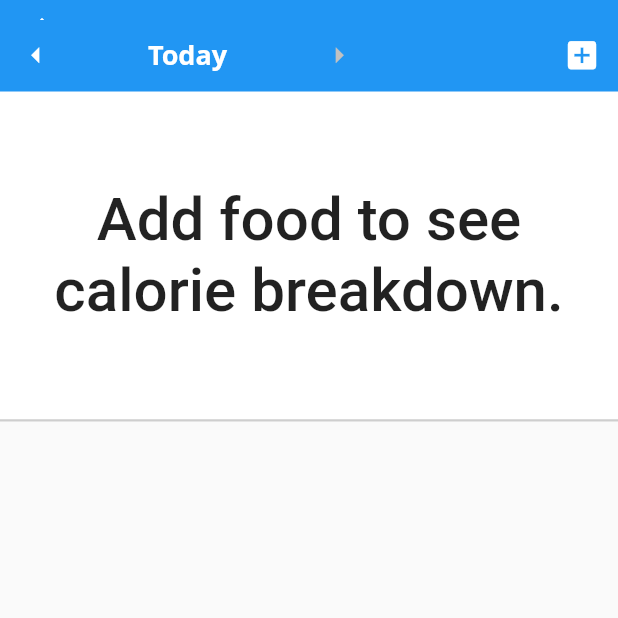
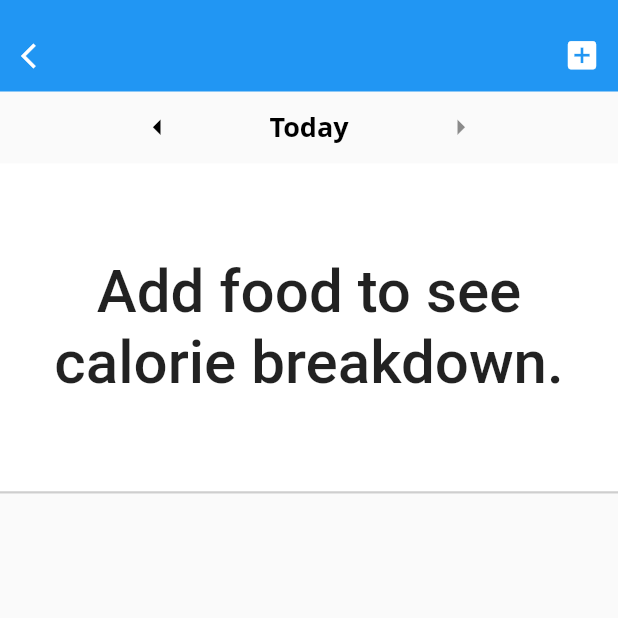
Before and after one commit to shantatei/fitlah, a Flutter app: the DayViewScreen screen opened directly, after a tap on the "arrow left" icon, after a tap on the "arrow right" icon, on a phone screen of 412 x 824 dp, the top half of it. Run offline on Flutter 3.47's test engine with Material 2 defaults, Android fonts, the light colour scheme and no system bars; our stand-ins replace bottom_navy_bar, charts_flutter, cloud_firestore, firebase_core, firebase_database, fl_chart and 1 more; accounts and stored records are empty; Roboto replaces fonts that are missing (Open Sans).

Commit message:
fixed back button

```diff
--- a/lib/main.dart
+++ b/lib/main.dart
@@ -14,11 +14,11 @@ class MyApp extends StatelessWidget {
   @override
   Widget build(BuildContext context) {
     return MaterialApp(
-      theme: ThemeData(
-        primarySwatch: Colors.blue,
-      ),
-      home: MainScreen(),
-    );
+        theme: ThemeData(
+          primarySwatch: Colors.blue,
+        ),
+        home: MainScreen(),
+        debugShowCheckedModeBanner: false);
   }
 }
 
--- a/lib/screens/day-view/day-view.dart
+++ b/lib/screens/day-view/day-view.dart
@@ -77,6 +77,17 @@ class _DayViewState extends State<DayViewScreen> {
           ],
         ),
       ),
+    );
+  }
+
+  Widget _backButton() {
+    return IconButton(
+      icon: Icon(Icons.arrow_back_ios),
+      iconSize: 20,
+      color: Colors.white,
+      onPressed: () async {
+        Navigator.of(context).pop();
+      },
     );
   }
 
@@ -309,11 +320,11 @@ class _DayViewState extends State<DayViewScreen> {
         children: <Widget>[
           IconButton(
             icon: Icon(Icons.arrow_left, size: 25.0),
-            color: Colors.white,
+            color: Colors.black,
             onPressed: () {
               setState(() {
                 _value = _value.subtract(Duration(days: 1));
-                _rightArrowColor = Colors.white;
+                _rightArrowColor = Colors.black;
               });
             },
           ),
@@ -323,7 +334,7 @@ class _DayViewState extends State<DayViewScreen> {
             // },
             child: Text(_dateFormatter(_value),
                 style: TextStyle(
-                  color: Colors.white,
+                  color: Colors.black,
                   fontFamily: 'Open Sans',
                   fontSize: 18.0,
                   fontWeight: FontWeight.w700,
@@ -336,7 +347,7 @@ class _DayViewState extends State<DayViewScreen> {
                 if (today.difference(_value).compareTo(Duration(days: 1)) ==
                     -1) {
                   setState(() {
-                    _rightArrowColor = Color(0xffC1C1C1);
+                    _rightArrowColor = Color.fromARGB(113, 0, 0, 0);
                   });
                 } else {
                   setState(() {
@@ -345,7 +356,7 @@ class _DayViewState extends State<DayViewScreen> {
                   if (today.difference(_value).compareTo(Duration(days: 1)) ==
                       -1) {
                     setState(() {
-                      _rightArrowColor = Color(0xffC1C1C1);
+                      _rightArrowColor = Color.fromARGB(113, 0, 0, 0);
                     });
                   }
                 }
@@ -418,16 +429,15 @@ class _DayViewState extends State<DayViewScreen> {
   Widget build(BuildContext context) {
     return Scaffold(
         appBar: AppBar(
-            iconTheme: IconThemeData(
-              color: Colors.white, //change your color here
-            ),
+            automaticallyImplyLeading: false,
             elevation: 0,
             bottom: PreferredSize(
               preferredSize: const Size.fromHeight(5.0),
               child: Row(
                 mainAxisAlignment: MainAxisAlignment.spaceBetween,
                 children: <Widget>[
-                  _showDatePicker(),
+                  _backButton(),
+                  // _showDatePicker(),
                   _addFoodButton(),
                 ],
               ),
@@ -438,10 +448,13 @@ class _DayViewState extends State<DayViewScreen> {
                   uid: DATABASE_UID, currentDate: DateTime.now())
               .foodTracks,
           child: new Column(children: <Widget>[
+            _showDatePicker(),
             _calorieCounter(),
             Expanded(
                 child: ListView(
-              children: <Widget>[FoodTrackList(datePicked: _value)],
+              children: <Widget>[
+                FoodTrackList(datePicked: _value),
+              ],
             ))
           ]),
         ));
--- a/lib/screens/history/history_screen.dart
+++ b/lib/screens/history/history_screen.dart
@@ -17,8 +17,6 @@ class _HistoryScreenState extends State<HistoryScreen> {
     super.initState();
   }
 
-  void onClickBackButton() {}
-
   @override
   Widget build(BuildContext context) {
     return Scaffold(
```
Also changed, not shown: lib/screens/home.dart (+0 -17 lines).
